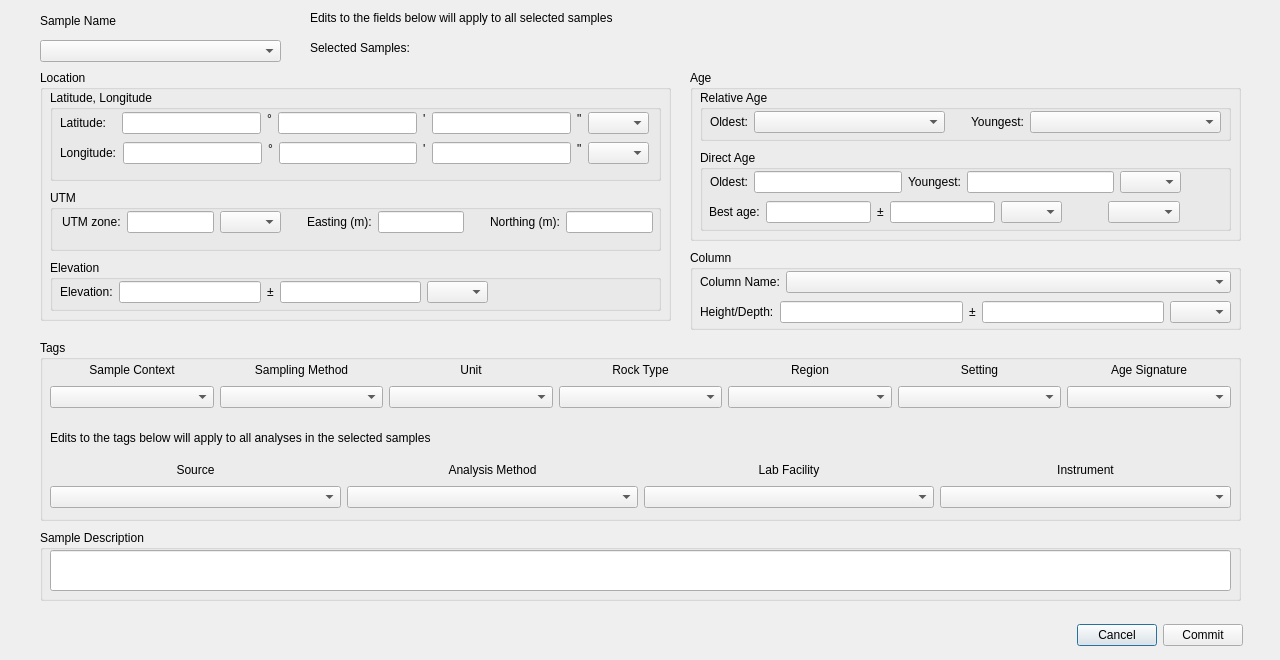
The window that ui/SampleInformation.ui (kathrynmetcalf/GeoCORK) describes before a commit, drawn with Qt 5.
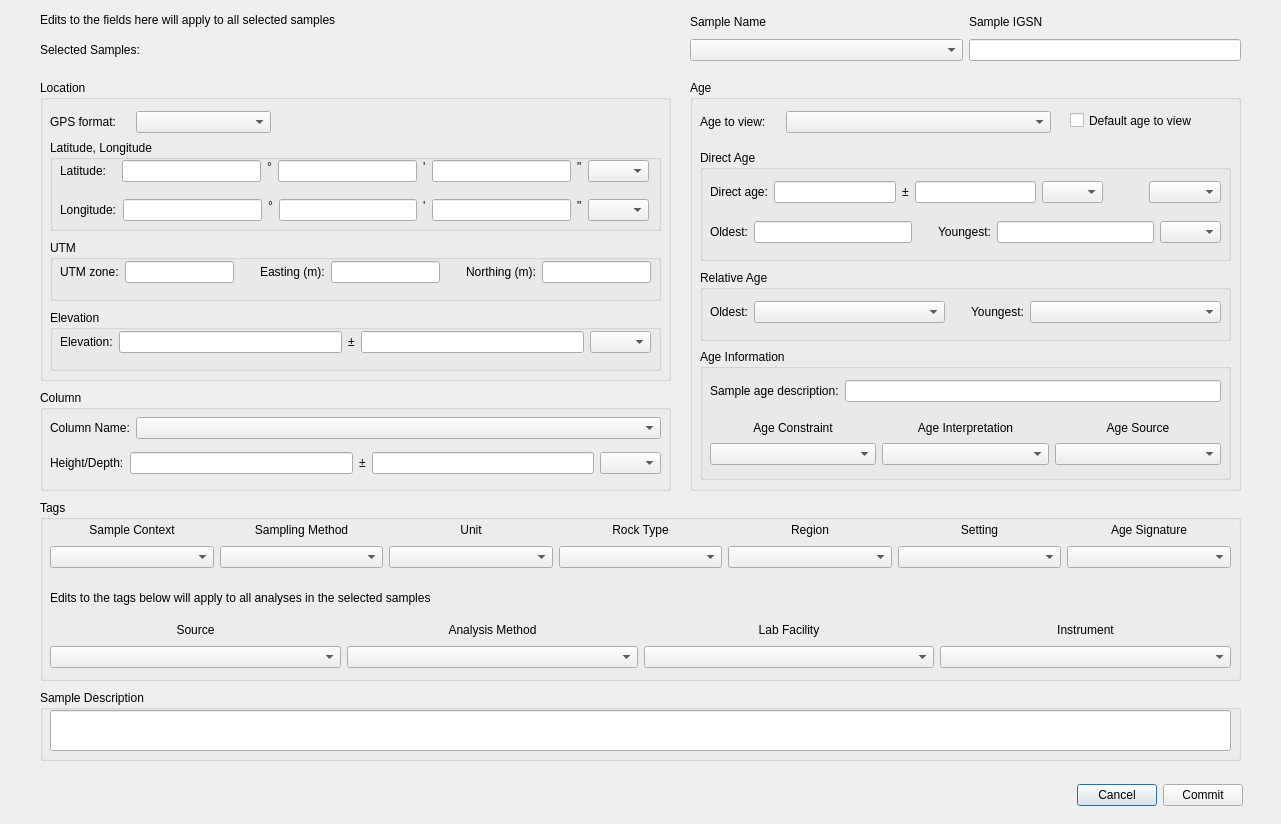
The same window after the commit. Custom widgets are drawn as their Qt base class.

Commit message: Added a column in Samples for DefaultSampleAgeID. Editing SampleInformation.ui and SampleInformation.py for new schema. Able to display the test data with no samples selected. Added new distinct query lines in SQLUtils.py, implemented some in the SampleDistinctQuery in Table_classes.py.

```diff
--- a/ui/SampleInformation.ui
+++ b/ui/SampleInformation.ui
@@ -6,62 +6,30 @@
    <rect>
     <x>0</x>
     <y>0</y>
-    <width>1280</width>
-    <height>660</height>
+    <width>1281</width>
+    <height>824</height>
    </rect>
   </property>
   <property name="windowTitle">
    <string>Dialog</string>
   </property>
-  <widget class="QLabel" name="sample_name_label">
+  <widget class="QGroupBox" name="location_groupBox">
    <property name="geometry">
     <rect>
      <x>40</x>
-     <y>10</y>
-     <width>131</width>
-     <height>21</height>
-    </rect>
-   </property>
-   <property name="text">
-    <string>Sample Name</string>
-   </property>
-  </widget>
-  <widget class="CheckableComboBox" name="sample_name_comboBox">
-   <property name="geometry">
-    <rect>
-     <x>40</x>
-     <y>40</y>
-     <width>241</width>
-     <height>22</height>
-    </rect>
-   </property>
-   <property name="sizePolicy">
-    <sizepolicy hsizetype="Preferred" vsizetype="Fixed">
-     <horstretch>0</horstretch>
-     <verstretch>0</verstretch>
-    </sizepolicy>
-   </property>
-   <property name="placeholderText">
-    <string>Select samples to edit</string>
-   </property>
-  </widget>
-  <widget class="QGroupBox" name="groupBox">
-   <property name="geometry">
-    <rect>
-     <x>40</x>
-     <y>70</y>
+     <y>80</y>
      <width>631</width>
-     <height>251</height>
+     <height>301</height>
     </rect>
    </property>
    <property name="title">
     <string>Location</string>
    </property>
-   <widget class="QGroupBox" name="groupBox_2">
+   <widget class="QGroupBox" name="latlon_groupBox">
     <property name="geometry">
      <rect>
       <x>10</x>
-      <y>20</y>
+      <y>60</y>
       <width>611</width>
       <height>91</height>
      </rect>
@@ -75,7 +43,7 @@
        <x>10</x>
        <y>20</y>
        <width>589</width>
-       <height>56</height>
+       <height>61</height>
       </rect>
      </property>
      <layout class="QVBoxLayout" name="verticalLayout">
@@ -145,6 +113,19 @@
         </item>
        </layout>
       </item>
+      <item>
+       <spacer name="verticalSpacer">
+        <property name="orientation">
+         <enum>Qt::Vertical</enum>
+        </property>
+        <property name="sizeHint" stdset="0">
+         <size>
+          <width>20</width>
+          <height>40</height>
+         </size>
+        </property>
+       </spacer>
+      </item>
       <item>
        <layout class="QHBoxLayout" name="horizontalLayout_2">
         <item>
@@ -214,11 +195,11 @@
      </layout>
     </widget>
    </widget>
-   <widget class="QGroupBox" name="groupBox_3">
+   <widget class="QGroupBox" name="utm_groupBox">
     <property name="geometry">
      <rect>
       <x>10</x>
-      <y>120</y>
+      <y>160</y>
       <width>611</width>
       <height>61</height>
      </rect>
@@ -229,7 +210,7 @@
     <widget class="QWidget" name="layoutWidget">
      <property name="geometry">
       <rect>
-       <x>12</x>
+       <x>10</x>
        <y>20</y>
        <width>591</width>
        <height>24</height>
@@ -246,22 +227,6 @@
       <item>
        <widget class="QLineEdit" name="utm_zone_lineEdit"/>
       </item>
-      <item>
-       <widget class="QComboBox" name="utm_zone_comboBox">
-        <property name="sizePolicy">
-         <sizepolicy hsizetype="Fixed" vsizetype="Fixed">
-          <horstretch>0</horstretch>
-          <verstretch>0</verstretch>
-         </sizepolicy>
-        </property>
-        <property name="maximumSize">
-         <size>
-          <width>61</width>
-          <height>16777215</height>
-         </size>
-        </property>
-       </widget>
-      </item>
       <item>
        <spacer name="horizontalSpacer_3">
         <property name="orientation">
@@ -317,13 +282,13 @@
      </layout>
     </widget>
    </widget>
-   <widget class="QGroupBox" name="groupBox_4">
+   <widget class="QGroupBox" name="elev_groupBox">
     <property name="geometry">
      <rect>
       <x>10</x>
-      <y>190</y>
+      <y>230</y>
       <width>611</width>
-      <height>51</height>
+      <height>61</height>
      </rect>
     </property>
     <property name="title">
@@ -334,7 +299,7 @@
       <rect>
        <x>10</x>
        <y>20</y>
-       <width>428</width>
+       <width>591</width>
        <height>24</height>
       </rect>
      </property>
@@ -381,14 +346,48 @@
      </layout>
     </widget>
    </widget>
+   <widget class="QWidget" name="layoutWidget_2">
+    <property name="geometry">
+     <rect>
+      <x>10</x>
+      <y>30</y>
+      <width>221</width>
+      <height>24</height>
+     </rect>
+    </property>
+    <layout class="QHBoxLayout" name="horizontalLayout_14">
+     <item>
+      <widget class="QLabel" name="gps_format_label">
+       <property name="sizePolicy">
+        <sizepolicy hsizetype="Preferred" vsizetype="Preferred">
+         <horstretch>0</horstretch>
+         <verstretch>0</verstretch>
+        </sizepolicy>
+       </property>
+       <property name="maximumSize">
+        <size>
+         <width>80</width>
+         <height>16777215</height>
+        </size>
+       </property>
+       <property name="text">
+        <string>GPS format:</string>
+       </property>
+      </widget>
+     </item>
+     <item>
+      <widget class="QComboBox" name="gps_format_comboBox"/>
+     </item>
+    </layout>
+   </widget>
   </widget>
   <widget class="QGroupBox" name="groupBox_5">
    <property name="geometry">
     <rect>
      <x>690</x>
-     <y>70</y>
+     <y>80</y>
      <width>551</width>
-     <height>171</height>
+     <height>411</height>
     </rect>
    </property>
    <property name="title">
@@ -398,9 +397,9 @@
     <property name="geometry">
      <rect>
       <x>10</x>
-      <y>20</y>
+      <y>190</y>
       <width>531</width>
-      <height>51</height>
+      <height>71</height>
      </rect>
     </property>
     <property name="title">
@@ -410,7 +409,7 @@
      <property name="geometry">
       <rect>
        <x>10</x>
-       <y>20</y>
+       <y>30</y>
        <width>511</width>
        <height>24</height>
       </rect>
@@ -471,9 +470,9 @@
     <property name="geometry">
      <rect>
       <x>10</x>
-      <y>80</y>
+      <y>70</y>
       <width>531</width>
-      <height>81</height>
+      <height>111</height>
      </rect>
     </property>
     <property name="title">
@@ -483,8 +482,8 @@
      <property name="geometry">
       <rect>
        <x>10</x>
-       <y>20</y>
-       <width>471</width>
+       <y>70</y>
+       <width>511</width>
        <height>24</height>
       </rect>
      </property>
@@ -499,6 +498,22 @@
       <item>
        <widget class="QLineEdit" name="oldest_dir_lineEdit"/>
       </item>
+      <item>
+       <spacer name="horizontalSpacer_6">
+        <property name="orientation">
+         <enum>Qt::Horizontal</enum>
+        </property>
+        <property name="sizeType">
+         <enum>QSizePolicy::Fixed</enum>
+        </property>
+        <property name="sizeHint" stdset="0">
+         <size>
+          <width>20</width>
+          <height>20</height>
+         </size>
+        </property>
+       </spacer>
+      </item>
       <item>
        <widget class="QLabel" name="youngest_dir_label">
         <property name="text">
@@ -536,9 +551,9 @@
     <widget class="QWidget" name="layoutWidget">
      <property name="geometry">
       <rect>
-       <x>9</x>
-       <y>50</y>
-       <width>471</width>
+       <x>10</x>
+       <y>30</y>
+       <width>511</width>
        <height>24</height>
       </rect>
      </property>
@@ -546,7 +561,7 @@
       <item>
        <widget class="QLabel" name="best_age_label">
         <property name="text">
-         <string>Best age:</string>
+         <string>Direct age:</string>
         </property>
        </widget>
       </item>
@@ -604,101 +619,230 @@
      </layout>
     </widget>
    </widget>
+   <widget class="QGroupBox" name="age_information_groupBox">
+    <property name="geometry">
+     <rect>
+      <x>10</x>
+      <y>269</y>
+      <width>531</width>
+      <height>131</height>
+     </rect>
+    </property>
+    <property name="title">
+     <string>Age Information</string>
+    </property>
+    <widget class="QWidget" name="">
+     <property name="geometry">
+      <rect>
+       <x>10</x>
+       <y>70</y>
+       <width>511</width>
+       <height>46</height>
+      </rect>
+     </property>
+     <layout class="QGridLayout" name="gridLayout">
+      <item row="1" column="0">
+       <widget class="CheckableTreeCombobox" name="age_constraint_comboBox"/>
+      </item>
+      <item row="1" column="1">
+       <widget class="CheckableTreeCombobox" name="age_interpretation_comboBox"/>
+      </item>
+      <item row="1" column="2">
+       <widget class="CheckableComboBox" name="age_source_comboBox"/>
+      </item>
+      <item row="0" column="0">
+       <widget class="QLabel" name="age_constraint_label">
+        <property name="text">
+         <string>Age Constraint</string>
+        </property>
+        <property name="alignment">
+         <set>Qt::AlignCenter</set>
+        </property>
+       </widget>
+      </item>
+      <item row="0" column="1">
+       <widget class="QLabel" name="age_interpretation_label">
+        <property name="text">
+         <string>Age Interpretation</string>
+        </property>
+        <property name="alignment">
+         <set>Qt::AlignCenter</set>
+        </property>
+       </widget>
+      </item>
+      <item row="0" column="2">
+       <widget class="QLabel" name="age_source_label">
+        <property name="text">
+         <string>Age Source</string>
+        </property>
+        <property name="alignment">
+         <set>Qt::AlignCenter</set>
+        </property>
+       </widget>
+      </item>
+     </layout>
+    </widget>
+    <widget class="QWidget" name="">
+     <property name="geometry">
+      <rect>
+       <x>10</x>
+       <y>30</y>
+       <width>511</width>
+       <height>24</height>
+      </rect>
+     </property>
+     <layout class="QHBoxLayout" name="horizontalLayout_15">
+      <item>
+       <widget class="QLabel" name="age_description_label">
+        <property name="text">
+         <string>Sample age description:</string>
+        </property>
+       </widget>
+      </item>
+      <item>
+       <widget class="QLineEdit" name="age_description_lineEdit"/>
+      </item>
+     </layout>
+    </widget>
+   </widget>
+   <widget class="QCheckBox" name="default_age_checkBox">
+    <property name="geometry">
+     <rect>
+      <x>380</x>
+      <y>30</y>
+      <width>161</width>
+      <height>21</height>
+     </rect>
+    </property>
+    <property name="text">
+     <string>Default age to view</string>
+    </property>
+   </widget>
+   <widget class="QWidget" name="">
+    <property name="geometry">
+     <rect>
+      <x>10</x>
+      <y>30</y>
+      <width>351</width>
+      <height>24</height>
+     </rect>
+    </property>
+    <layout class="QHBoxLayout" name="horizontalLayout_13">
+     <item>
+      <widget class="QLabel" name="view_age_label">
+       <property name="sizePolicy">
+        <sizepolicy hsizetype="Preferred" vsizetype="Preferred">
+         <horstretch>0</horstretch>
+         <verstretch>0</verstretch>
+        </sizepolicy>
+       </property>
+       <property name="maximumSize">
+        <size>
+         <width>80</width>
+         <height>16777215</height>
+        </size>
+       </property>
+       <property name="text">
+        <string>Age to view:</string>
+       </property>
+      </widget>
+     </item>
+     <item>
+      <widget class="QComboBox" name="view_age_comboBox"/>
+     </item>
+    </layout>
+   </widget>
   </widget>
   <widget class="QGroupBox" name="groupBox_8">
    <property name="geometry">
     <rect>
-     <x>690</x>
-     <y>250</y>
-     <width>551</width>
-     <height>80</height>
+     <x>40</x>
+     <y>390</y>
+     <width>631</width>
+     <height>101</height>
     </rect>
    </property>
    <property name="title">
     <string>Column</string>
    </property>
-   <widget class="QWidget" name="layoutWidget">
-    <property name="geometry">
-     <rect>
-      <x>10</x>
-      <y>50</y>
-      <width>531</width>
-      <height>24</height>
-     </rect>
-    </property>
-    <layout class="QHBoxLayout" name="horizontalLayout_7">
-     <item>
-      <widget class="QLabel" name="height_depth_label">
-       <property name="sizePolicy">
-        <sizepolicy hsizetype="Fixed" vsizetype="Preferred">
-         <horstretch>0</horstretch>
-         <verstretch>0</verstretch>
-        </sizepolicy>
-       </property>
-       <property name="text">
-        <string>Height/Depth:</string>
-       </property>
-      </widget>
-     </item>
-     <item>
-      <widget class="QLineEdit" name="height_depth_lineEdit"/>
-     </item>
-     <item>
-      <widget class="QLabel" name="height_depth_error_label">
-       <property name="text">
-        <string>±</string>
-       </property>
-       <property name="alignment">
-        <set>Qt::AlignCenter</set>
-       </property>
-      </widget>
-     </item>
-     <item>
-      <widget class="QLineEdit" name="height_depth_error_lineEdit"/>
-     </item>
-     <item>
-      <widget class="QComboBox" name="height_depth_unit_comboBox">
-       <property name="sizePolicy">
-        <sizepolicy hsizetype="Fixed" vsizetype="Fixed">
-         <horstretch>0</horstretch>
-         <verstretch>0</verstretch>
-        </sizepolicy>
-       </property>
-       <property name="maximumSize">
-        <size>
-         <width>61</width>
-         <height>16777215</height>
-        </size>
-       </property>
-      </widget>
-     </item>
-    </layout>
-   </widget>
-   <widget class="QWidget" name="layoutWidget">
+   <widget class="QWidget" name="">
     <property name="geometry">
      <rect>
       <x>10</x>
       <y>20</y>
-      <width>531</width>
-      <height>24</height>
+      <width>611</width>
+      <height>71</height>
      </rect>
     </property>
-    <layout class="QHBoxLayout" name="horizontalLayout_8">
+    <layout class="QVBoxLayout" name="verticalLayout_13">
      <item>
-      <widget class="QLabel" name="column_name_label">
-       <property name="sizePolicy">
-        <sizepolicy hsizetype="Fixed" vsizetype="Preferred">
-         <horstretch>0</horstretch>
-         <verstretch>0</verstretch>
-        </sizepolicy>
-       </property>
-       <property name="text">
-        <string>Column Name:</string>
-       </property>
-      </widget>
+      <layout class="QHBoxLayout" name="horizontalLayout_8">
+       <item>
+        <widget class="QLabel" name="column_name_label">
+         <property name="sizePolicy">
+          <sizepolicy hsizetype="Fixed" vsizetype="Preferred">
+           <horstretch>0</horstretch>
+           <verstretch>0</verstretch>
+          </sizepolicy>
+         </property>
+         <property name="text">
+          <string>Column Name:</string>
+         </property>
+        </widget>
+       </item>
+       <item>
+        <widget class="QComboBox" name="column_name_comboBox"/>
+       </item>
+      </layout>
      </item>
      <item>
-      <widget class="QComboBox" name="column_name_comboBox"/>
+      <layout class="QHBoxLayout" name="horizontalLayout_7">
+       <item>
+        <widget class="QLabel" name="height_depth_label">
+         <property name="sizePolicy">
+          <sizepolicy hsizetype="Fixed" vsizetype="Preferred">
+           <horstretch>0</horstretch>
+           <verstretch>0</verstretch>
+          </sizepolicy>
+         </property>
+         <property name="text">
+          <string>Height/Depth:</string>
+         </property>
+        </widget>
+       </item>
+       <item>
+        <widget class="QLineEdit" name="height_depth_lineEdit"/>
+       </item>
+       <item>
+        <widget class="QLabel" name="height_depth_error_label">
+         <property name="text">
+          <string>±</string>
+         </property>
+         <property name="alignment">
+          <set>Qt::AlignCenter</set>
+         </property>
+        </widget>
+       </item>
+       <item>
+        <widget class="QLineEdit" name="height_depth_error_lineEdit"/>
+       </item>
+       <item>
+        <widget class="QComboBox" name="height_depth_unit_comboBox">
+         <property name="sizePolicy">
+          <sizepolicy hsizetype="Fixed" vsizetype="Fixed">
+           <horstretch>0</horstretch>
+           <verstretch>0</verstretch>
+          </sizepolicy>
+         </property>
+         <property name="maximumSize">
+          <size>
+           <width>61</width>
+           <height>16777215</height>
+          </size>
+         </property>
+        </widget>
+       </item>
+      </layout>
      </item>
     </layout>
    </widget>
@@ -707,7 +851,7 @@
    <property name="geometry">
     <rect>
      <x>40</x>
-     <y>340</y>
+     <y>500</y>
      <width>1201</width>
      <height>181</height>
     </rect>
@@ -943,10 +1087,10 @@
   <widget class="QLabel" name="selected_sample_label">
    <property name="geometry">
     <rect>
-     <x>310</x>
+     <x>40</x>
      <y>40</y>
-     <width>931</width>
-     <height>16</height>
+     <width>641</width>
+     <height>20</height>
     </rect>
    </property>
    <property name="text">
@@ -957,7 +1101,7 @@
    <property name="geometry">
     <rect>
      <x>40</x>
-     <y>530</y>
+     <y>690</y>
      <width>1201</width>
      <height>71</height>
     </rect>
@@ -979,21 +1123,21 @@
   <widget class="QLabel" name="label_3">
    <property name="geometry">
     <rect>
-     <x>310</x>
+     <x>40</x>
      <y>10</y>
-     <width>591</width>
-     <height>16</height>
+     <width>651</width>
+     <height>20</height>
     </rect>
    </property>
    <property name="text">
-    <string>Edits to the fields below will apply to all selected samples</string>
+    <string>Edits to the fields here will apply to all selected samples</string>
    </property>
   </widget>
   <widget class="QWidget" name="layoutWidget">
    <property name="geometry">
     <rect>
      <x>42</x>
-     <y>620</y>
+     <y>780</y>
      <width>1201</width>
      <height>30</height>
     </rect>
@@ -1028,6 +1172,55 @@
     </item>
    </layout>
   </widget>
+  <widget class="QWidget" name="">
+   <property name="geometry">
+    <rect>
+     <x>690</x>
+     <y>10</y>
+     <width>551</width>
+     <height>51</height>
+    </rect>
+   </property>
+   <layout class="QGridLayout" name="gridLayout_2">
+    <item row="0" column="0">
+     <widget class="QLabel" name="sample_name_label">
+      <property name="text">
+       <string>Sample Name</string>
+      </property>
+     </widget>
+    </item>
+    <item row="0" column="1">
+     <widget class="QLabel" name="sample_igsn_label">
+      <property name="text">
+       <string>Sample IGSN</string>
+      </property>
+     </widget>
+    </item>
+    <item row="1" column="0">
+     <widget class="CheckableComboBox" name="sample_name_comboBox">
+      <property name="sizePolicy">
+       <sizepolicy hsizetype="Preferred" vsizetype="Fixed">
+        <horstretch>0</horstretch>
+        <verstretch>0</verstretch>
+       </sizepolicy>
+      </property>
+      <property name="placeholderText">
+       <string>Select samples to edit</string>
+      </property>
+     </widget>
+    </item>
+    <item row="1" column="1">
+     <widget class="QLineEdit" name="sample_igsn_lineEdit">
+      <property name="sizePolicy">
+       <sizepolicy hsizetype="Preferred" vsizetype="Fixed">
+        <horstretch>0</horstretch>
+        <verstretch>0</verstretch>
+       </sizepolicy>
+      </property>
+     </widget>
+    </item>
+   </layout>
+  </widget>
  </widget>
  <customwidgets>
   <customwidget>
```
Left out of the diff: 22 changed lines with no effect on the pictures. The commit also changes 6 other files.
